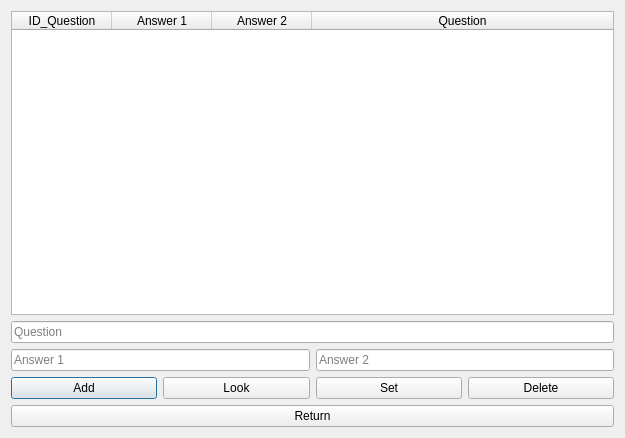
First picture: the form in questionsmenu.ui, repository G4bleb/salt-n-pepper, before the edit.
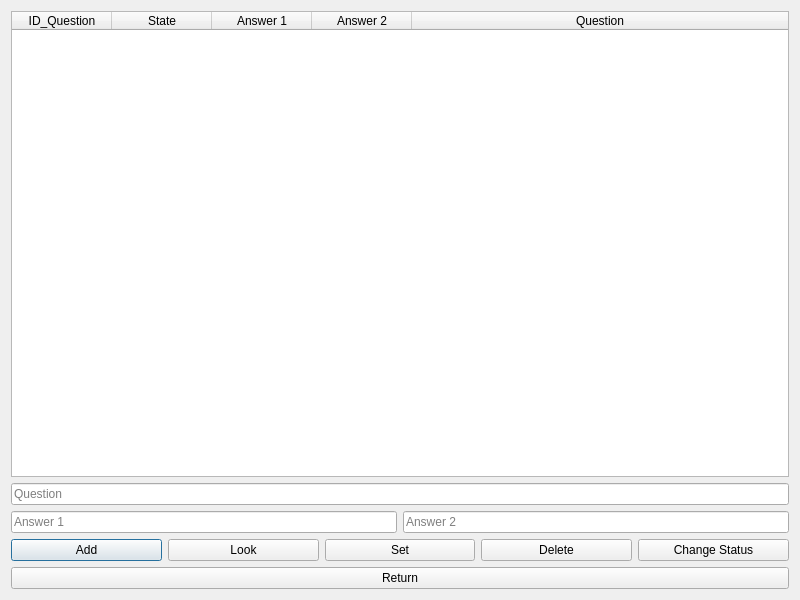
Second picture: the form after the edit.

```diff
--- a/questionsmenu.ui
+++ b/questionsmenu.ui
@@ -6,8 +6,8 @@
    <rect>
     <x>0</x>
     <y>0</y>
-    <width>625</width>
-    <height>438</height>
+    <width>800</width>
+    <height>600</height>
    </rect>
   </property>
   <property name="windowTitle">
@@ -51,6 +51,11 @@
        <string>ID_Question</string>
       </property>
      </column>
+     <column>
+      <property name="text">
+       <string>State</string>
+      </property>
+     </column>
      <column>
       <property name="text">
        <string>Answer 1</string>
@@ -126,6 +131,13 @@
        </property>
       </widget>
      </item>
+     <item>
+      <widget class="QPushButton" name="pushButton_disable">
+       <property name="text">
+        <string>Change Status</string>
+       </property>
+      </widget>
+     </item>
     </layout>
    </item>
    <item>
```
